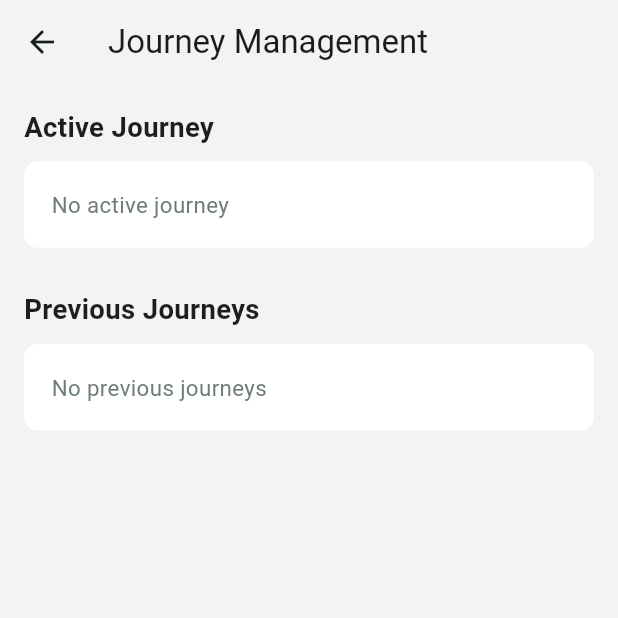
After one commit to AGENTSJ/performance_tracker_2.0, a Flutter app: the screen it shows after launch, item 5 of the bottom bar chosen, scrolled down 794 dp, after a tap on "Manage journeys", on a phone screen of 412 x 824 dp, the top half of it. The commit adds this screen. Run offline on Flutter 3.47's test engine with Material 3 defaults, Android fonts, the phone set to English and light mode, and no system bars; our stand-ins replace curved_navigation_bar, dropdown_button2, file_picker, fl_chart, flutter_screenutil, flutter_secure_storage and 10 more; missing offline and left inert: encrypt, health, markdown_widget; accounts and stored records are empty; network calls fail.

Commit message:
feat: add journey management page and integrate journey service for tracking

```diff
--- a/lib/models/routine.model.dart
+++ b/lib/models/routine.model.dart
@@ -82,6 +82,7 @@ class Workout extends HiveObject {
         )
         .toList(),
   );
+
   // Returns reps that is assumed to be capable by user if previously no workout have been done
   double getFatigueAdjustedReps(double fatigue , int reps)
   {
--- /dev/null
+++ b/lib/src/features/Dashboard/pages/journeyManagement.page.dart
@@ -0,0 +1,283 @@
+import 'package:flutter/material.dart';
+import 'package:flutter_screenutil/flutter_screenutil.dart';
+import 'package:fluttertoast/fluttertoast.dart';
+import 'package:performance_tracker/DI.dart';
+import 'package:performance_tracker/constants.ui.dart';
+import 'package:performance_tracker/models/journey.model.dart';
+import 'package:performance_tracker/services/common.service.dart';
+import 'package:performance_tracker/services/journey.service.dart';
+import 'package:performance_tracker/src/components/loading.component.dart';
+
+class JourneyManagementPage extends StatefulWidget {
+  const JourneyManagementPage({super.key});
+
+  @override
+  State<JourneyManagementPage> createState() => _JourneyManagementPageState();
+}
+
+class _JourneyManagementPageState extends State<JourneyManagementPage> {
+  final journeyService = locator<JourneyService>();
+  final commonService = locator<CommonService>();
+
+  Journey? activeJourney;
+  List<Journey> previousJourneys = [];
+  bool isLoaded = false;
+
+  @override
+  void initState() {
+    super.initState();
+    _setUpUi();
+  }
+
+  void _setUpUi() {
+    final all = journeyService.getAllJourney();
+    activeJourney = journeyService.getActiveJourney();
+    previousJourneys = all
+        .where((journey) => journey.status != JourneyStatus.onProgress)
+        .toList()
+      // Most recently started first.
+      ..sort((a, b) => b.startDate.compareTo(a.startDate));
+    isLoaded = true;
+    _refreshState();
+  }
+
+  void _refreshState() {
+    if (!mounted) return;
+    setState(() {});
+  }
+
+  Future<void> _handleRemove(Journey journey) async {
+    final shouldRemove = await showDialog<bool>(
+      context: context,
+      builder: (context) => AlertDialog(
+        backgroundColor: SURFACE2,
+        title: const Text("Remove journey"),
+        content: const Text(
+          "Are you sure you want to remove this journey? This action cannot be undone.",
+        ),
+        actions: [
+          TextButton(
+            onPressed: () => Navigator.of(context).pop(false),
+            child: const Text("Cancel"),
+          ),
+          TextButton(
+            onPressed: () => Navigator.of(context).pop(true),
+            child: Text("Remove", style: TextStyle(color: Colors.redAccent)),
+          ),
+        ],
+      ),
+    );
+    if (shouldRemove != true) return;
+    await journeyService.deleteJourney(journey.key);
+    Fluttertoast.showToast(msg: "Journey removed");
+    _setUpUi();
+  }
+
+  Color _statusColor(JourneyStatus status) {
+    switch (status) {
+      case JourneyStatus.onProgress:
+        return PRIMARY;
+      case JourneyStatus.completed:
+        return Colors.green;
+      case JourneyStatus.failed:
+        return Colors.redAccent;
+    }
+  }
+
+  String _statusLabel(JourneyStatus status) {
+    switch (status) {
+      case JourneyStatus.onProgress:
+        return "On progress";
+      case JourneyStatus.completed:
+        return "Completed";
+      case JourneyStatus.failed:
+        return "Failed";
+    }
+  }
+
+  @override
+  Widget build(BuildContext context) {
+    return Scaffold(
+      backgroundColor: BACKGROUND,
+      appBar: AppBar(
+        title: const Text("Journey Management"),
+        backgroundColor: BACKGROUND,
+        scrolledUnderElevation: 0,
+      ),
+      body: !isLoaded
+          ? LoadingPage()
+          : SingleChildScrollView(
+              child: Padding(
+                padding: EdgeInsets.all(14.0.w),
+                child: Column(
+                  crossAxisAlignment: CrossAxisAlignment.start,
+                  children: [
+                    _sectionTitle("Active Journey"),
+                    SizedBox(height: 8.h),
+                    if (activeJourney == null)
+                      _emptyHint("No active journey")
+                    else
+                      _journeyCard(activeJourney!, removable: false),
+                    SizedBox(height: 24.h),
+                    _sectionTitle("Previous Journeys"),
+                    SizedBox(height: 8.h),
+                    if (previousJourneys.isEmpty)
+                      _emptyHint("No previous journeys")
+                    else
+                      ...previousJourneys.map(
+                        (journey) => _journeyCard(journey, removable: true),
+                      ),
+                  ],
+                ),
+              ),
+            ),
+    );
+  }
+
+  Widget _sectionTitle(String title) {
+    return Text(
+      title,
+      style: TextStyle(fontSize: 16.sp, fontWeight: FontWeight.w600),
+    );
+  }
+
+  Widget _emptyHint(String text) {
+    return Container(
+      width: double.infinity,
+      decoration: BoxDecoration(
+        color: SURFACE2,
+        borderRadius: BorderRadius.circular(8.r),
+      ),
+      padding: EdgeInsets.all(16.r),
+      child: Text(
+        text,
+        style: TextStyle(color: TEXT_SECONDARY, fontSize: 13.sp),
+      ),
+    );
+  }
+
+  Widget _journeyCard(Journey journey, {required bool removable}) {
+    return Padding(
+      padding: EdgeInsets.symmetric(vertical: 6.h),
+      child: Container(
+        decoration: BoxDecoration(
+          color: SURFACE2,
+          borderRadius: BorderRadius.circular(8.r),
+        ),
+        child: Column(
+          crossAxisAlignment: CrossAxisAlignment.start,
+          children: [
+            // Header: title + status chip
+            Container(
+              decoration: BoxDecoration(
+                border: Border(bottom: BorderSide(color: BORDER_SECONDARY)),
+              ),
+              child: Padding(
+                padding: EdgeInsets.all(12.0.r),
+                child: Row(
+                  mainAxisAlignment: MainAxisAlignment.spaceBetween,
+                  children: [
+                    Expanded(
+                      child: Text(
+                        "Started ${commonService.getDateString(journey.startDate)}",
+                        style: TextStyle(
+                          color: TEXT_PRIMARY,
+                          fontSize: 14.sp,
+                          fontWeight: FontWeight.w600,
+                        ),
+                      ),
+                    ),
+                    Container(
+                      padding: EdgeInsets.symmetric(
+                        horizontal: 10.w,
+                        vertical: 4.h,
+                      ),
+                      decoration: BoxDecoration(
+                        color: _statusColor(journey.status).withOpacity(0.12),
+                        borderRadius: BorderRadius.circular(20.r),
+                      ),
+                      child: Text(
+                        _statusLabel(journey.status),
+                        style: TextStyle(
+                          color: _statusColor(journey.status),
+                          fontSize: 11.sp,
+                          fontWeight: FontWeight.w600,
+                        ),
+                      ),
+                    ),
+                  ],
+                ),
+              ),
+            ),
+            Padding(
+              padding: EdgeInsets.symmetric(horizontal: 12.w, vertical: 8.h),
+              child: Column(
+                crossAxisAlignment: CrossAxisAlignment.start,
+                children: [
+                  _statRow(
+                    "Calories changed",
+                    "${journey.caloriesChangeAchieved.round()} Cal",
+                  ),
+                  _statRow("Steps walked", "${journey.stepsWalked}"),
+                  if (journey.lastUpdated != null)
+                    _statRow(
+                      "Last updated",
+                      commonService.getDateString(journey.lastUpdated!),
+                    ),
+                  if (journey.reasonToStop != null &&
+                      journey.reasonToStop!.trim().isNotEmpty)
+                    _statRow("Reason to stop", journey.reasonToStop!),
+                ],
+              ),
+            ),
+            if (removable)
+              Padding(
+                padding: EdgeInsets.fromLTRB(12.w, 0, 12.w, 10.h),
+                child: Row(
+                  mainAxisAlignment: MainAxisAlignment.end,
+                  children: [
+                    TextButton(
+                      onPressed: () => _handleRemove(journey),
+                      style: TextButton.styleFrom(backgroundColor: SURFACE),
+                      child: Text(
+                        "Remove",
+                        style: TextStyle(color: Colors.redAccent),
+                      ),
+                    ),
+                  ],
+                ),
+              ),
+          ],
+        ),
+      ),
+    );
+  }
+
+  Widget _statRow(String label, String value) {
+    return Padding(
+      padding: EdgeInsets.symmetric(vertical: 4.h),
+      child: Row(
+        crossAxisAlignment: CrossAxisAlignment.start,
+        children: [
+          SizedBox(
+            width: 120.w,
+            child: Text(
+              label,
+              style: TextStyle(color: TEXT_SECONDARY, fontSize: 12.sp),
+            ),
+          ),
+          Expanded(
+            child: Text(
+              value,
+              style: TextStyle(
+                color: TEXT_PRIMARY,
+                fontSize: 12.sp,
+                fontWeight: FontWeight.w500,
+              ),
+            ),
+          ),
+        ],
+      ),
+    );
+  }
+}
--- a/lib/src/features/Dashboard/pages/profile.page.dart
+++ b/lib/src/features/Dashboard/pages/profile.page.dart
@@ -17,6 +17,7 @@ import 'package:performance_tracker/src/components/loading.component.dart';
 import 'package:performance_tracker/src/components/goals.widget.dart';
 import 'package:file_picker/file_picker.dart';
 import 'package:performance_tracker/src/features/Dashboard/pages/AiMangement.page.dart';
+import 'package:performance_tracker/src/features/Dashboard/pages/journeyManagement.page.dart';
 import 'package:performance_tracker/src/features/Nutrition/pages/foodManagement.page.dart';
 import 'package:performance_tracker/src/features/Dashboard/widgets/darkModeToggle.dart';
 import 'package:performance_tracker/src/features/Workout/pages/workouts.page.dart';
@@ -481,6 +482,58 @@ class _ProfilePageModuleState extends State<ProfilePageModule> {
                       ),
                     ),
                     SizedBox(height: 20.h),
+                    Container(
+                      decoration: BoxDecoration(
+                        borderRadius: BorderRadius.circular(8.r),
+                        color: SURFACE2,
+                      ),
+                      child: Padding(
+                        padding: EdgeInsets.all(8.0.r),
+                        child: Column(
+                          children: [
+                            Row(
+                              children: [
+                                Text(
+                                  "Journey Management",
+                                  style: TextStyle(
+                                    fontSize: 15.sp,
+                                    fontWeight: FontWeight.w500,
+                                  ),
+                                ),
+                              ],
+                            ),
+                            SizedBox(height: 20.h),
+                            Row(
+                              children: [
+                                Expanded(
+                                  child: ElevatedButton(
+                                    style: ElevatedButton.styleFrom(
+                                      backgroundColor: SURFACE2,
+                                      elevation: 0,
+                                      shape: RoundedRectangleBorder(
+                                        borderRadius:
+                                            BorderRadiusGeometry.circular(8.r),
+                                        side: BorderSide(color: PRIMARY),
+                                      ),
+                                    ),
+                                    onPressed: () {
+                                      Navigator.of(context).push(
+                                        MaterialPageRoute(
+                                          builder: (context) =>
+                                              JourneyManagementPage(),
+                                        ),
+                                      );
+                                    },
+                                    child: Text("Manage journeys"),
+                                  ),
+                                ),
+                              ],
+                            ),
+                          ],
+                        ),
+                      ),
+                    ),
+                    SizedBox(height: 20.h),
                     DarkModeToggle(),
                   ],
                 ),
```
Also changed, not shown: lib/services/report.service.dart (+23 -1 lines), lib/services/workout.service.dart (+84 -16 lines), pubspec.lock.
